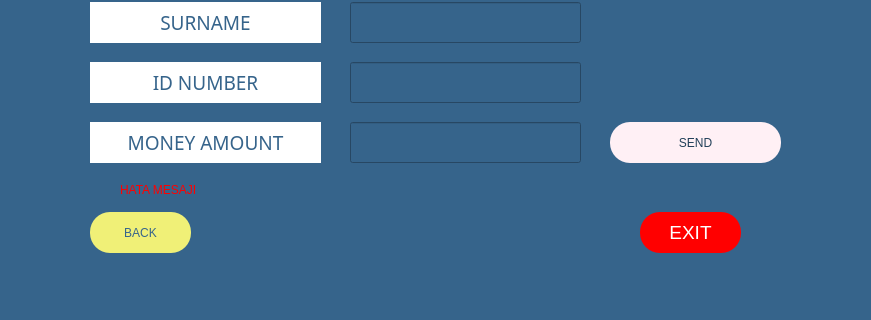
Before: the Qt Designer form external.ui in melihorhanyilmaz/Project, drawn with Qt 5; both pictures show x 0 to 871 and y 248 to 568 of the 1000 by 1000 pixel window.
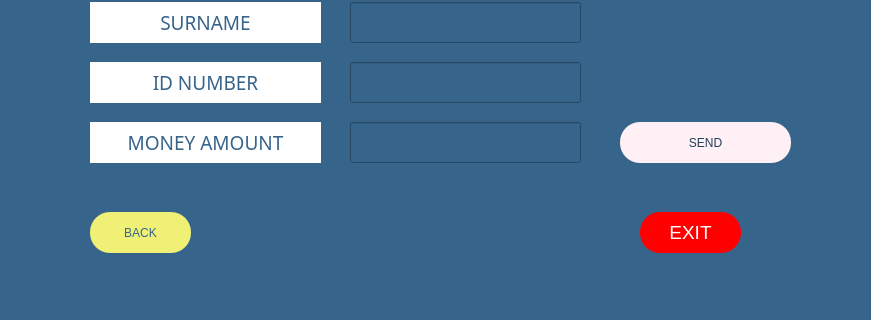
After: the same form once the commit is applied. Icons and pictures are not drawn.

```diff
--- a/external.ui
+++ b/external.ui
@@ -31,7 +31,7 @@
 font: 75 12pt &quot;MS Sans Serif&quot;;</string>
     </property>
     <property name="text">
-     <string>HATA MESAJI</string>
+     <string/>
     </property>
    </widget>
    <widget class="QLineEdit" name="li_miktar">
@@ -149,7 +149,7 @@
    <widget class="QPushButton" name="sendB">
     <property name="geometry">
      <rect>
-      <x>610</x>
+      <x>620</x>
       <y>370</y>
       <width>171</width>
       <height>41</height>
```
Left out of the diff: 25 changed lines with no effect on the pictures.
